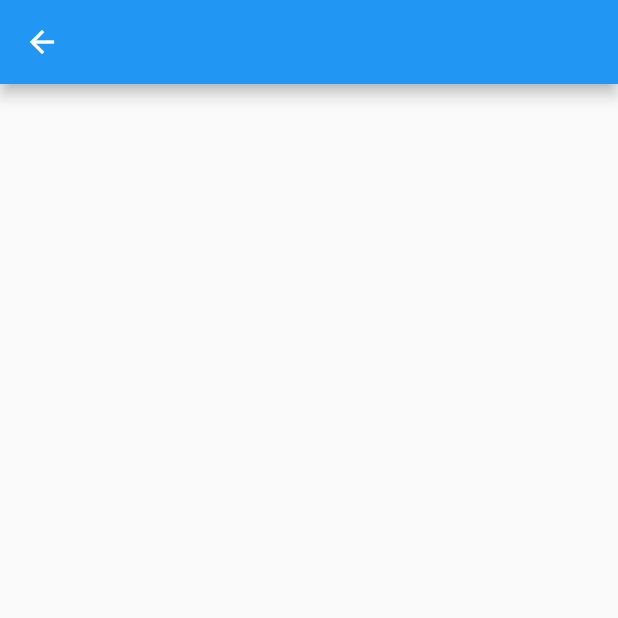
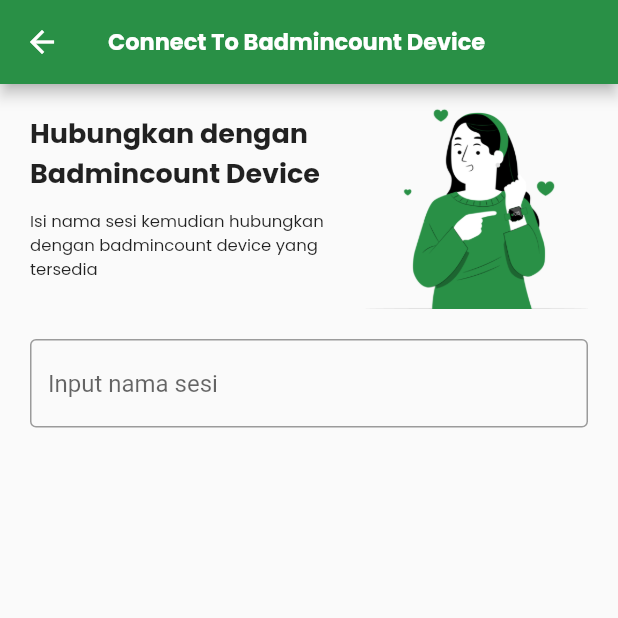
Before and after one commit to Harizt-LF/badmintonstroke_counter, a Flutter app: the ConnectBle screen opened directly, on a phone screen of 412 x 824 dp, the top half of it. Run offline on Flutter 3.47's test engine with Material 2 defaults, Android fonts, the light colour scheme and no system bars.

Commit message:
feat : bluetooth page, nav

```diff
--- a/lib/main.dart
+++ b/lib/main.dart
@@ -1,9 +1,10 @@
+import 'package:badmintonstroke_counter/views/connect_to_ble.dart';
 import 'package:badmintonstroke_counter/views/homepage.dart';
 import 'package:flutter/material.dart';
 import 'package:badmintonstroke_counter/views/welcomepage.dart';
 
 void main() {
-  runApp(BadmintonApp());
+  runApp(const BadmintonApp());
 }
 
 class BadmintonApp extends StatelessWidget {
@@ -11,7 +12,7 @@
 
   @override
   Widget build(BuildContext context) {
-    return MaterialApp(
+    return const MaterialApp(
       debugShowCheckedModeBanner: false,
       title: 'Badmintcount',
       home: HomePageView(),
--- a/lib/views/connect_to_ble.dart
+++ b/lib/views/connect_to_ble.dart
@@ -1,12 +1,92 @@
 import 'package:flutter/material.dart';
 
-class ConnectBle extends StatelessWidget {
+class ConnectBle extends StatefulWidget {
   const ConnectBle({super.key});
 
   @override
+  State<ConnectBle> createState() => _ConnectBleState();
+}
+
+class _ConnectBleState extends State<ConnectBle> {
+  final textController = TextEditingController();
+
+  @override
+  void dispose() {
+    // TODO: implement dispose
+    textController.dispose();
+    super.dispose();
+  }
+
+  @override
   Widget build(BuildContext context) {
-    return Scaffold(
-      appBar: AppBar(),
+    double width = MediaQuery.of(context).size.width;
+    double height = MediaQuery.of(context).size.height;
+
+    return SafeArea(
+      child: Scaffold(
+        appBar: AppBar(
+            leading: IconButton(
+              icon: Icon(Icons.arrow_back),
+              onPressed: () => Navigator.of(context).pop(),
+            ),
+            title: Text(
+              'Connect To Badmincount Device',
+              style: TextStyle(
+                  fontFamily: 'Poppins',
+                  fontSize: 15,
+                  fontWeight: FontWeight.bold),
+            ),
+            backgroundColor: Color(0xFF299046)),
+        body: Padding(
+          padding: const EdgeInsets.symmetric(horizontal: 20.0),
+          child: Column(
+            children: [
+              Container(
+                width: width,
+                child: Row(
+                  children: [
+                    Flexible(
+                      flex: 3,
+                      child: Column(
+                        crossAxisAlignment: CrossAxisAlignment.start,
+                        children: [
+                          Text(
+                            'Hubungkan dengan Badmincount Device',
+                            style: TextStyle(
+                                fontFamily: 'Poppins',
+                                fontWeight: FontWeight.bold,
+                                fontSize: 18),
+                          ),
+                          SizedBox(height: 10),
+                          Text(
+                            'Isi nama sesi kemudian hubungkan dengan badmincount device yang tersedia',
+                            style:
+                                TextStyle(fontFamily: 'Poppins', fontSize: 11),
+                          ),
+                        ],
+                      ),
+                    ),
+                    Expanded(
+                      flex: 2,
+                      child: Container(
+                          height: 150,
+                          child: Image.asset('assets/images/connect.png',
+                              fit: BoxFit.fitHeight)),
+                    )
+                  ],
+                ),
+              ),
+              SizedBox(height: 20),
+              TextField(
+                decoration: InputDecoration(
+                    border: OutlineInputBorder(), hintText: 'Input nama sesi'),
+                controller: textController,
+                maxLines: 1,
+              ),
+            ],
+          ),
+        ),
+      ),
     );
   }
 }
```
Also changed, not shown: lib/views/homepage.dart (+23 -3 lines), lib/widgets/session_card.dart (+8 -4 lines), lib/controller/btcontroller.dart (added).
